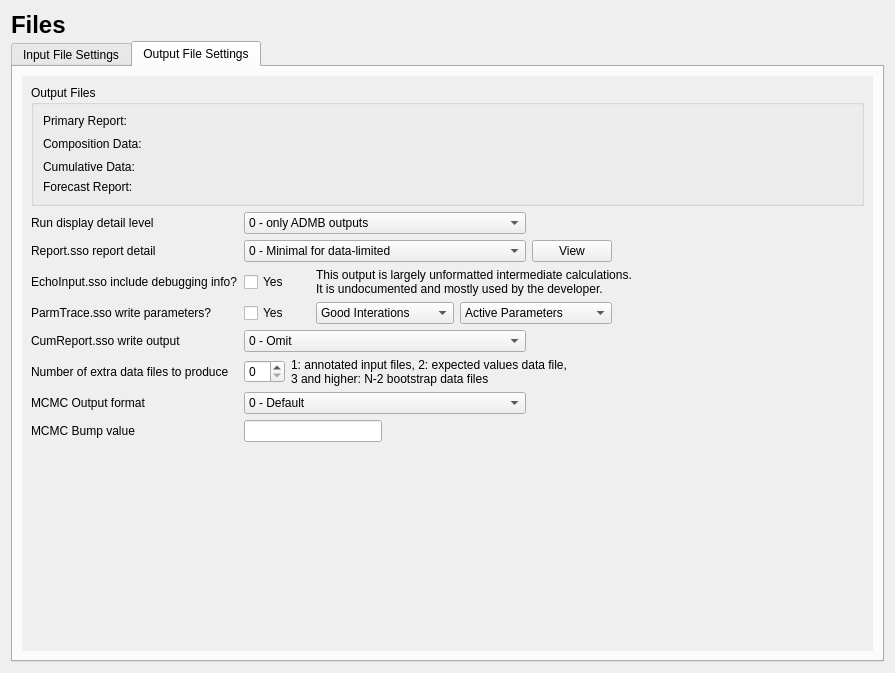
The window that src/file_widget.ui (nmfs-ost/ss3-ssi) describes before a commit, drawn with Qt 5.
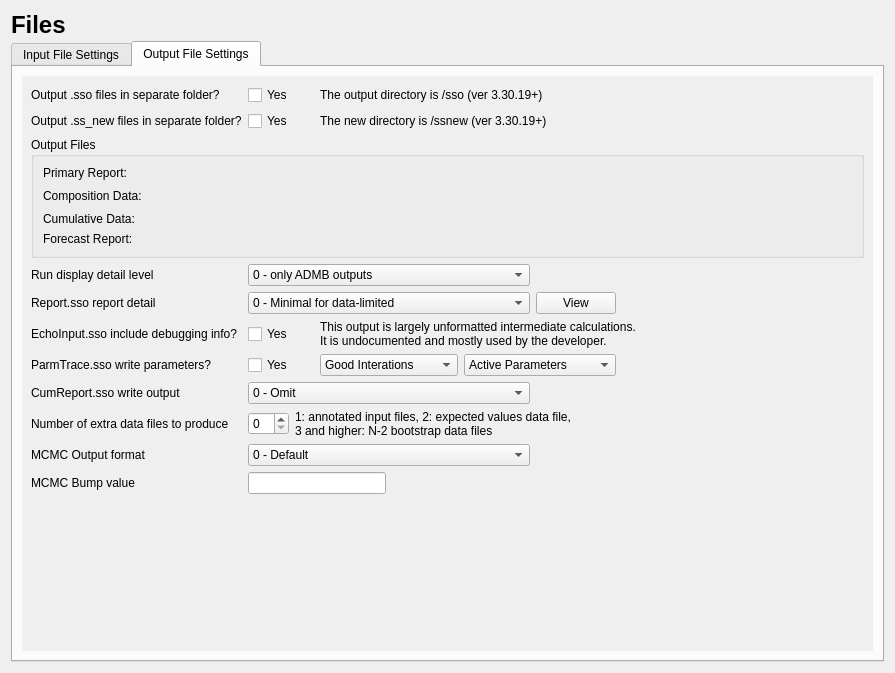
The same window after the commit. Icons and pictures are not drawn.

```diff
--- a/src/file_widget.ui
+++ b/src/file_widget.ui
@@ -548,7 +548,7 @@
        <string>Output File Settings</string>
       </attribute>
       <layout class="QGridLayout" name="gridLayout_4">
-       <item row="0" column="0">
+       <item row="1" column="0">
         <widget class="QScrollArea" name="scrollArea">
          <property name="frameShape">
           <enum>QFrame::NoFrame</enum>
@@ -568,34 +568,167 @@
           <layout class="QVBoxLayout" name="verticalLayout_3">
            <item>
             <layout class="QGridLayout" name="gridLayout_outputs">
-             <item row="1" column="0" colspan="2">
+             <item row="8" column="2" colspan="4">
+              <widget class="QComboBox" name="comboBox_cumreport">
+               <item>
+                <property name="text">
+                 <string>0 - Omit</string>
+                </property>
+               </item>
+               <item>
+                <property name="text">
+                 <string>1 - Brief Report</string>
+                </property>
+               </item>
+               <item>
+                <property name="text">
+                 <string>2 - Full Report</string>
+                </property>
+               </item>
+              </widget>
+             </item>
+             <item row="10" column="1">
+              <widget class="QLabel" name="label_mcmc_output">
+               <property name="text">
+                <string>MCMC Output format </string>
+               </property>
+              </widget>
+             </item>
+             <item row="2" column="1">
+              <widget class="QLabel" name="label_output_ssnew">
+               <property name="text">
+                <string>Output .ss_new files in separate folder?</string>
+               </property>
+              </widget>
+             </item>
+             <item row="9" column="2" colspan="6">
+              <layout class="QHBoxLayout" name="horizontalLayout_2">
+               <item>
+                <widget class="QSpinBox" name="spinBox_datafiles">
+                 <property name="minimum">
+                  <number>0</number>
+                 </property>
+                </widget>
+               </item>
+               <item>
+                <widget class="QLabel" name="label_datafiles_info">
+                 <property name="text">
+                  <string>1: annotated input files, 2: expected values data file,
+3 and higher: N-2 bootstrap data files</string>
+                 </property>
+                </widget>
+               </item>
+               <item>
+                <spacer name="horizontalSpacer_2">
+                 <property name="orientation">
+                  <enum>Qt::Horizontal</enum>
+                 </property>
+                 <property name="sizeHint" stdset="0">
+                  <size>
+                   <width>40</width>
+                   <height>20</height>
+                  </size>
+                 </property>
+                </spacer>
+               </item>
+              </layout>
+             </item>
+             <item row="2" column="2">
+              <widget class="QCheckBox" name="checkBox_output_ssnew">
+               <property name="text">
+                <string>Yes</string>
+               </property>
+              </widget>
+             </item>
+             <item row="1" column="1">
+              <widget class="QLabel" name="label_output_sso">
+               <property name="text">
+                <string>Output .sso files in separate folder?</string>
+               </property>
+              </widget>
+             </item>
+             <item row="10" column="2" colspan="4">
+              <widget class="QComboBox" name="comboBox_MCMC_output">
+               <item>
+                <property name="text">
+                 <string>0 - Default</string>
+                </property>
+               </item>
+               <item>
+                <property name="text">
+                 <string>1 - Likelihood components with lambda values</string>
+                </property>
+               </item>
+               <item>
+                <property name="text">
+                 <string>2 - Expanded output</string>
+                </property>
+               </item>
+               <item>
+                <property name="text">
+                 <string>3 - Separate dir for each MCMC vector</string>
+                </property>
+               </item>
+              </widget>
+             </item>
+             <item row="11" column="1">
+              <widget class="QLabel" name="label_mcmc_bump_val">
+               <property name="text">
+                <string>MCMC Bump value</string>
+               </property>
+              </widget>
+             </item>
+             <item row="9" column="1">
+              <widget class="QLabel" name="label_datafiles">
+               <property name="toolTip">
+                <string>1: annotated input files, \n2: expected values data file, \n3 and higher: N-2 bootstrap data files</string>
+               </property>
+               <property name="text">
+                <string>Number of extra data files to produce</string>
+               </property>
+              </widget>
+             </item>
+             <item row="5" column="1">
+              <widget class="QLabel" name="label_report_level">
+               <property name="text">
+                <string>Report.sso report detail</string>
+               </property>
+              </widget>
+             </item>
+             <item row="5" column="6">
+              <widget class="QPushButton" name="pushButton_chooseRepDetail">
+               <property name="maximumSize">
+                <size>
+                 <width>16777215</width>
+                 <height>30</height>
+                </size>
+               </property>
+               <property name="text">
+                <string>View</string>
+               </property>
+              </widget>
+             </item>
+             <item row="7" column="7">
+              <spacer name="horizontalSpacer">
+               <property name="orientation">
+                <enum>Qt::Horizontal</enum>
+               </property>
+               <property name="sizeHint" stdset="0">
+                <size>
+                 <width>40</width>
+                 <height>20</height>
+                </size>
+               </property>
+              </spacer>
+             </item>
+             <item row="4" column="1">
               <widget class="QLabel" name="label_detail_level">
                <property name="text">
                 <string>Run display detail level</string>
                </property>
               </widget>
              </item>
-             <item row="4" column="2">
-              <widget class="QCheckBox" name="checkBox_parm_trace">
-               <property name="text">
-                <string>Yes</string>
-               </property>
-              </widget>
-             </item>
-             <item row="3" column="0" colspan="2">
-              <widget class="QLabel" name="label_checkup">
-               <property name="statusTip">
-                <string>Mostly used by developers</string>
-               </property>
-               <property name="whatsThis">
-                <string>Data echoed when read</string>
-               </property>
-               <property name="text">
-                <string>EchoInput.sso include debugging info?</string>
-               </property>
-              </widget>
-             </item>
-             <item row="1" column="2" colspan="4">
+             <item row="4" column="2" colspan="4">
               <widget class="QComboBox" name="comboBox_detail_level">
                <property name="toolTip">
                 <string>With option 2, the display shows value of each -logL component for 
@@ -618,60 +751,7 @@
                </item>
               </widget>
              </item>
-             <item row="4" column="5" colspan="2">
-              <widget class="QComboBox" name="comboBox_parm_trace_param">
-               <item>
-                <property name="text">
-                 <string>Active Parameters</string>
-                </property>
-               </item>
-               <item>
-                <property name="text">
-                 <string>All Parameters</string>
-                </property>
-               </item>
-              </widget>
-             </item>
-             <item row="5" column="0" colspan="2">
-              <widget class="QLabel" name="label_cumreport">
-               <property name="text">
-                <string>CumReport.sso write output </string>
-               </property>
-              </widget>
-             </item>
-             <item row="3" column="3" colspan="5">
-              <widget class="QLabel" name="label_checkup_info">
-               <property name="text">
-                <string>This output is largely unformatted intermediate calculations. 
-It is undocumented and mostly used by the developer.</string>
-               </property>
-              </widget>
-             </item>
-             <item row="4" column="0" colspan="2">
-              <widget class="QLabel" name="label_parm_trace">
-               <property name="toolTip">
-                <string>This controls the output to parmtrace.sso. The contents of this output \ncan be used to determine which values are changing when a model \napproaches a crash condition. It also can be used to investigate \npatterns of parameter changes as model convergence slowly moves \nalong a ridge. In order to access parameter gradients,select every iter \nand all params, which will write the gradient of each parameter with \nrespect to each likelihood component.</string>
-               </property>
-               <property name="text">
-                <string>ParmTrace.sso write parameters?</string>
-               </property>
-              </widget>
-             </item>
-             <item row="4" column="3" colspan="2">
-              <widget class="QComboBox" name="comboBox_parm_trace_iter">
-               <item>
-                <property name="text">
-                 <string>Good Interations</string>
-                </property>
-               </item>
-               <item>
-                <property name="text">
-                 <string>Every Iteration</string>
-                </property>
-               </item>
-              </widget>
-             </item>
-             <item row="2" column="2" colspan="4">
+             <item row="5" column="2" colspan="4">
               <widget class="QComboBox" name="comboBox_report_level">
                <property name="toolTip">
                 <string>Option 0 will forgo the writing of the Report file, but the ss_summary 
@@ -703,14 +783,97 @@
                </item>
               </widget>
              </item>
-             <item row="3" column="2">
+             <item row="6" column="1">
+              <widget class="QLabel" name="label_checkup">
+               <property name="statusTip">
+                <string>Mostly used by developers</string>
+               </property>
+               <property name="whatsThis">
+                <string>Data echoed when read</string>
+               </property>
+               <property name="text">
+                <string>EchoInput.sso include debugging info?</string>
+               </property>
+              </widget>
+             </item>
+             <item row="6" column="3" colspan="5">
+              <widget class="QLabel" name="label_checkup_info">
+               <property name="text">
+                <string>This output is largely unformatted intermediate calculations. 
+It is undocumented and mostly used by the developer.</string>
+               </property>
+              </widget>
+             </item>
+             <item row="1" column="2">
+              <widget class="QCheckBox" name="checkBox_output_sso">
+               <property name="text">
+                <string>Yes</string>
+               </property>
+              </widget>
+             </item>
+             <item row="6" column="2">
               <widget class="QCheckBox" name="checkBox_checkup">
                <property name="text">
                 <string>Yes</string>
                </property>
               </widget>
              </item>
-             <item row="0" column="0" colspan="8">
+             <item row="7" column="3" colspan="2">
+              <widget class="QComboBox" name="comboBox_parm_trace_iter">
+               <item>
+                <property name="text">
+                 <string>Good Interations</string>
+                </property>
+               </item>
+               <item>
+                <property name="text">
+                 <string>Every Iteration</string>
+                </property>
+               </item>
+              </widget>
+             </item>
+             <item row="11" column="2" colspan="2">
+              <widget class="QLineEdit" name="lineEdit_mcmc_bump_val"/>
+             </item>
+             <item row="7" column="2">
+              <widget class="QCheckBox" name="checkBox_parm_trace">
+               <property name="text">
+                <string>Yes</string>
+               </property>
+              </widget>
+             </item>
+             <item row="8" column="1">
+              <widget class="QLabel" name="label_cumreport">
+               <property name="text">
+                <string>CumReport.sso write output </string>
+               </property>
+              </widget>
+             </item>
+             <item row="7" column="1">
+              <widget class="QLabel" name="label_parm_trace">
+               <property name="toolTip">
+                <string>This controls the output to parmtrace.sso. The contents of this output \ncan be used to determine which values are changing when a model \napproaches a crash condition. It also can be used to investigate \npatterns of parameter changes as model convergence slowly moves \nalong a ridge. In order to access parameter gradients,select every iter \nand all params, which will write the gradient of each parameter with \nrespect to each likelihood component.</string>
+               </property>
+               <property name="text">
+                <string>ParmTrace.sso write parameters?</string>
+               </property>
+              </widget>
+             </item>
+             <item row="7" column="5" colspan="2">
+              <widget class="QComboBox" name="comboBox_parm_trace_param">
+               <item>
+                <property name="text">
+                 <string>Active Parameters</string>
+                </property>
+               </item>
+               <item>
+                <property name="text">
+                 <string>All Parameters</string>
+                </property>
+               </item>
+              </widget>
+             </item>
+             <item row="3" column="1" colspan="7">
               <widget class="QGroupBox" name="groupBox_output_files">
                <property name="title">
                 <string>Output Files</string>
@@ -788,138 +951,17 @@
                </layout>
               </widget>
              </item>
-             <item row="6" column="2" colspan="6">
-              <layout class="QHBoxLayout" name="horizontalLayout_2">
-               <item>
-                <widget class="QSpinBox" name="spinBox_datafiles">
-                 <property name="minimum">
-                  <number>0</number>
-                 </property>
-                </widget>
-               </item>
-               <item>
-                <widget class="QLabel" name="label_datafiles_info">
-                 <property name="text">
-                  <string>1: annotated input files, 2: expected values data file,
-3 and higher: N-2 bootstrap data files</string>
-                 </property>
-                </widget>
-               </item>
-               <item>
-                <spacer name="horizontalSpacer_2">
-                 <property name="orientation">
-                  <enum>Qt::Horizontal</enum>
-                 </property>
-                 <property name="sizeHint" stdset="0">
-                  <size>
-                   <width>40</width>
-                   <height>20</height>
-                  </size>
-                 </property>
-                </spacer>
-               </item>
-              </layout>
-             </item>
-             <item row="2" column="0" colspan="2">
-              <widget class="QLabel" name="label_report_level">
+             <item row="1" column="3" colspan="4">
+              <widget class="QLabel" name="label_output_sso_info">
                <property name="text">
-                <string>Report.sso report detail</string>
+                <string>The output directory is /sso (ver 3.30.19+)</string>
                </property>
               </widget>
              </item>
-             <item row="5" column="2" colspan="4">
-              <widget class="QComboBox" name="comboBox_cumreport">
-               <item>
-                <property name="text">
-                 <string>0 - Omit</string>
-                </property>
-               </item>
-               <item>
-                <property name="text">
-                 <string>1 - Brief Report</string>
-                </property>
-               </item>
-               <item>
-                <property name="text">
-                 <string>2 - Full Report</string>
-                </property>
-               </item>
-              </widget>
-             </item>
-             <item row="6" column="0" colspan="2">
-              <widget class="QLabel" name="label_datafiles">
-               <property name="toolTip">
-                <string>1: annotated input files, \n2: expected values data file, \n3 and higher: N-2 bootstrap data files</string>
-               </property>
+             <item row="2" column="3" colspan="4">
+              <widget class="QLabel" name="label_output_ssnew_info">
                <property name="text">
-                <string>Number of extra data files to produce</string>
-               </property>
-              </widget>
-             </item>
-             <item row="4" column="7">
-              <spacer name="horizontalSpacer">
-               <property name="orientation">
-                <enum>Qt::Horizontal</enum>
-               </property>
-               <property name="sizeHint" stdset="0">
-                <size>
-                 <width>40</width>
-                 <height>20</height>
-                </size>
-               </property>
-              </spacer>
-             </item>
-             <item row="7" column="2" colspan="4">
-              <widget class="QComboBox" name="comboBox_MCMC_output">
-               <item>
-                <property name="text">
-                 <string>0 - Default</string>
-                </property>
-               </item>
-               <item>
-                <property name="text">
-                 <string>1 - Likelihood components with lambda values</string>
-                </property>
-               </item>
-               <item>
-                <property name="text">
-                 <string>2 - Expanded output</string>
-                </property>
-               </item>
-               <item>
-                <property name="text">
-                 <string>3 - Separate dir for each MCMC vector</string>
-                </property>
-               </item>
-              </widget>
-             </item>
-             <item row="7" column="0" colspan="2">
-              <widget class="QLabel" name="label_mcmc_output">
-               <property name="text">
-                <string>MCMC Output format </string>
-               </property>
-              </widget>
-             </item>
-             <item row="8" column="0" colspan="2">
-              <widget class="QLabel" name="label_mcmc_bump_val">
-               <property name="text">
-                <string>MCMC Bump value</string>
-               </property>
-              </widget>
-             </item>
-             <item row="8" column="2" colspan="2">
-              <widget class="QLineEdit" name="lineEdit_mcmc_bump_val"/>
-             </item>
-             <item row="2" column="6">
-              <widget class="QPushButton" name="pushButton_chooseRepDetail">
-               <property name="maximumSize">
-                <size>
-                 <width>16777215</width>
-                 <height>30</height>
-                </size>
-               </property>
-               <property name="text">
-                <string>View</string>
+                <string>The new directory is /ssnew (ver 3.30.19+)</string>
                </property>
               </widget>
              </item>
```
